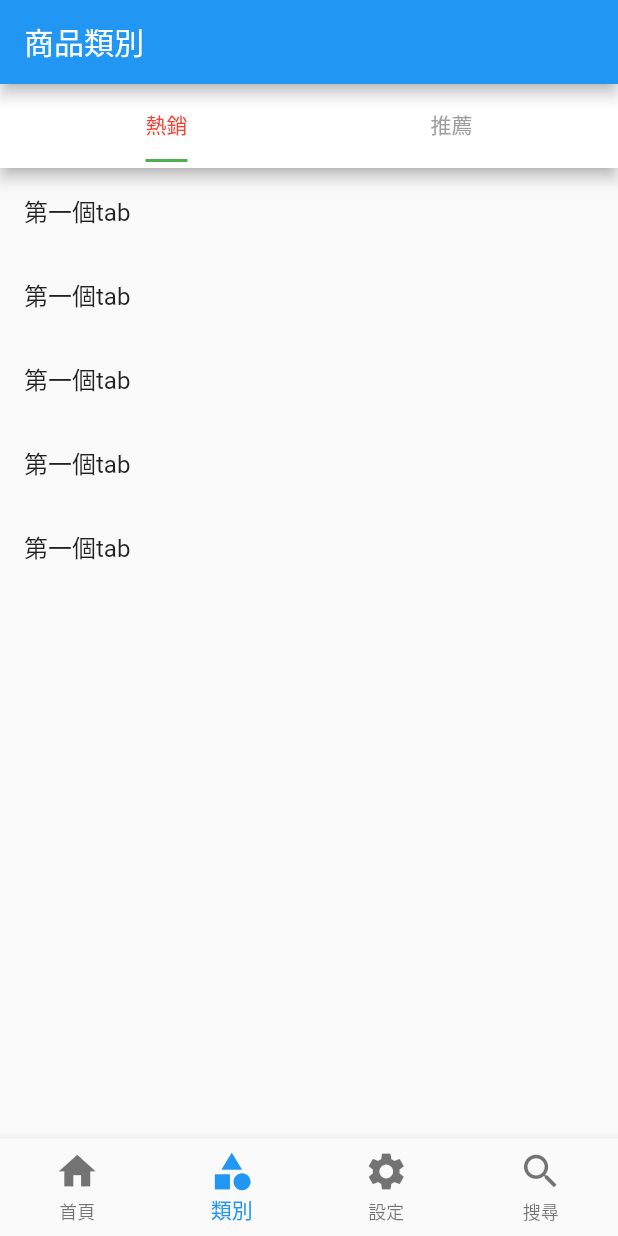
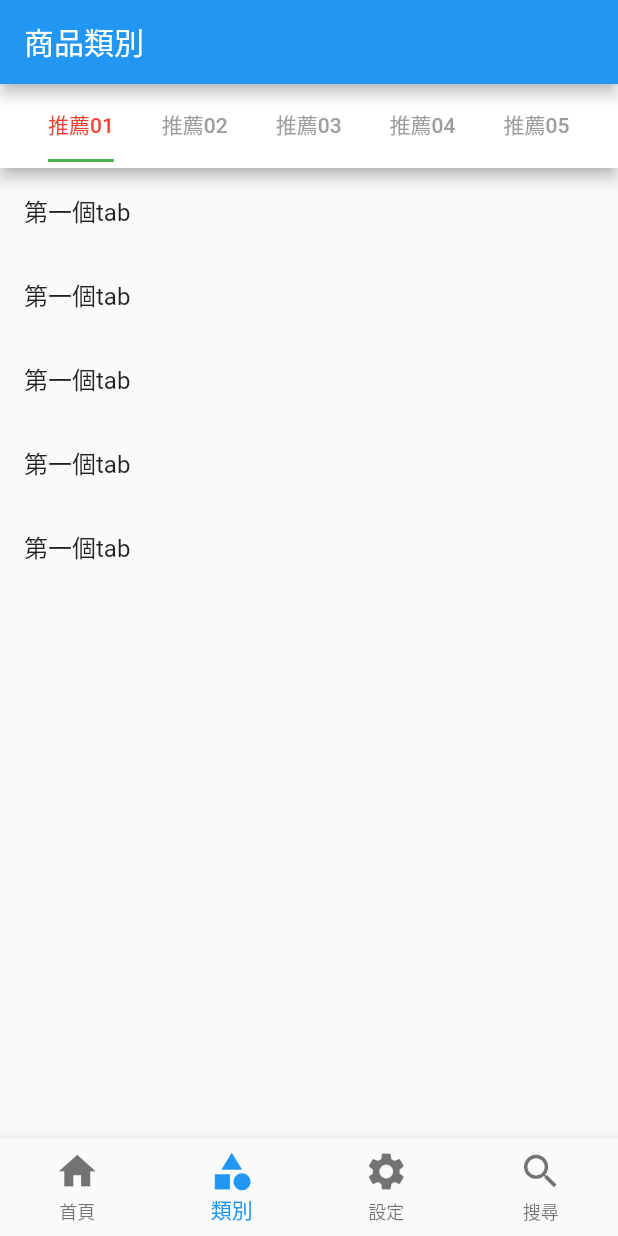
Before and after one commit to a0979225002/Flutter_Exercise15, a Flutter app: the screen it shows after launch, item 2 of the bottom bar chosen, on a phone screen of 412 x 824 dp. Run offline on Flutter 3.47's test engine with Material 2 defaults, Android fonts, the phone set to English and light mode, and no system bars.

```diff
--- a/lib/page/category_page.dart
+++ b/lib/page/category_page.dart
@@ -4,7 +4,7 @@ class CategoryPage extends StatelessWidget {
   @override
   Widget build(BuildContext context) {
     return DefaultTabController(
-      length: 2,
+      length: 7,
       child: Scaffold(
         appBar: AppBar(
             backgroundColor: Colors.white,
@@ -15,14 +15,21 @@ class CategoryPage extends StatelessWidget {
                     Expanded(
                       child:Container(
                         child: TabBar(
-//                      isScrollable: true,
+                      isScrollable: true,//上方app 多個菜單,擁有左右滑動
+                          //取消掉自動置中效果
                           indicatorColor: Colors.green,
                           labelColor: Colors.red,//頂部按鈕選中的顏色
                           unselectedLabelColor: Colors.grey,////頂部按鈕未選中的顏色
                           indicatorSize: TabBarIndicatorSize.label,//按鈕下方的橫條寬度,這裏(label)= 比照字體寬度
                           tabs: <Widget>[
-                            Tab(text:"熱銷"),
-                            Tab(text:"推薦"),
+                            Tab(text:"推薦01"),
+                            Tab(text:"推薦02"),
+                            Tab(text:"推薦03"),
+                            Tab(text:"推薦04"),
+                            Tab(text:"推薦05"),
+                            Tab(text:"推薦06"),
+                            Tab(text:"推薦06"),
+
                           ],
                         ),
                       ),
@@ -72,6 +79,101 @@ class CategoryPage extends StatelessWidget {
                 ),
               ],
             ),
+            ListView(
+              children: <Widget>[
+                ListTile(
+                  title: Text("第二個tab"),
+                ),
+                ListTile(
+                  title: Text("第二個tab"),
+                ),
+                ListTile(
+                  title: Text("第二個tab"),
+                ),
+                ListTile(
+                  title: Text("第二個tab"),
+                ),
+                ListTile(
+                  title: Text("第二個tab"),
+                ),
+              ],
+            ),
+            ListView(
+              children: <Widget>[
+                ListTile(
+                  title: Text("第二個tab"),
+                ),
+                ListTile(
+                  title: Text("第二個tab"),
+                ),
+                ListTile(
+                  title: Text("第二個tab"),
+                ),
+                ListTile(
+                  title: Text("第二個tab"),
+                ),
+                ListTile(
+                  title: Text("第二個tab"),
+                ),
+              ],
+            ),
+            ListView(
+              children: <Widget>[
+                ListTile(
+                  title: Text("第二個tab"),
+                ),
+                ListTile(
+                  title: Text("第二個tab"),
+                ),
+                ListTile(
+                  title: Text("第二個tab"),
+                ),
+                ListTile(
+                  title: Text("第二個tab"),
+                ),
+                ListTile(
+                  title: Text("第二個tab"),
+                ),
+              ],
+            ),
+            ListView(
+              children: <Widget>[
+                ListTile(
+                  title: Text("第二個tab"),
+                ),
+                ListTile(
+                  title: Text("第二個tab"),
+                ),
+                ListTile(
+                  title: Text("第二個tab"),
+                ),
+                ListTile(
+                  title: Text("第二個tab"),
+                ),
+                ListTile(
+                  title: Text("第二個tab"),
+                ),
+              ],
+            ),
+            ListView(
+              children: <Widget>[
+                ListTile(
+                  title: Text("第二個tab"),
+                ),
+                ListTile(
+                  title: Text("第二個tab"),
+                ),
+                ListTile(
+                  title: Text("第二個tab"),
+                ),
+                ListTile(
+                  title: Text("第二個tab"),
+                ),
+                ListTile(
+                  title: Text("第二個tab"),
+                ),
+              ],
+            ),
           ],
         ),
       ),
--- a/lib/routes/Routes.dart
+++ b/lib/routes/Routes.dart
@@ -1,9 +1,11 @@
 import 'package:flutter/material.dart';
 import 'package:flutterappbar/tabs/tabs_page.dart';
 import 'package:flutterappbar/page/app_bar_demo.dart';
+import 'package:flutterappbar/tabs/tab_bar_controller.dart';
 final routes = {
   '/tabs':(context)=>TabsPage(),
   '/appbar':(context)=>AppBarDemoPage(),
+  '/tabbar':(context)=>TabBarControllerPage(),
 };
 
 
```
Also changed, not shown: lib/page/home_page.dart (+11 -0 lines), lib/tabs/tab_bar_controller.dart (added, +64 -0 lines).
